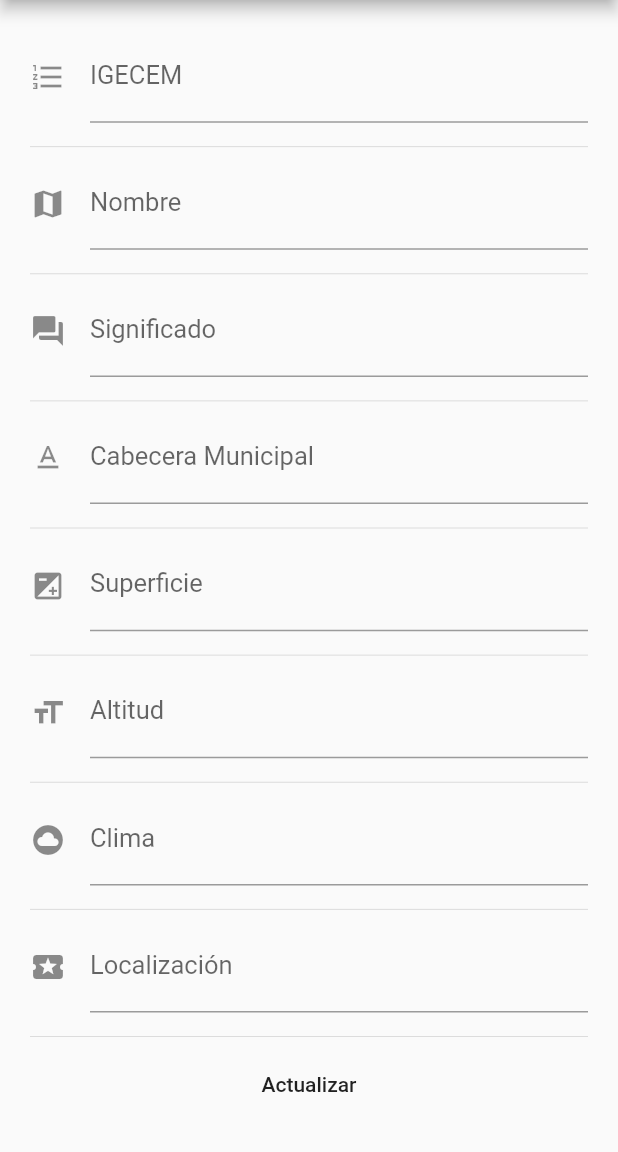
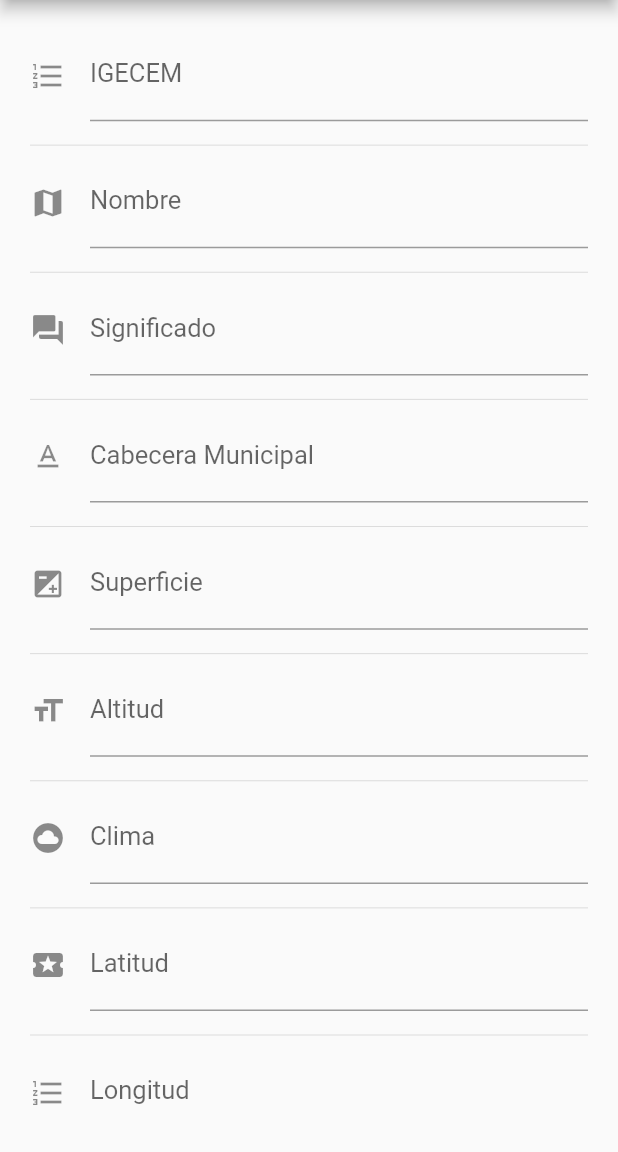
Before and after one commit to GonzalezAlbarranOrlando/desastresnaturales, a Flutter app: the MunicipioScreen screen opened directly, on a phone screen of 412 x 824 dp, the part 84-1236 px from its top. Run offline on Flutter 3.47's test engine with Material 2 defaults, Android fonts, the phone set to English and light mode, and no system bars; our stand-ins replace firebase_auth, firebase_core, firebase_database, fluttertoast; accounts and stored records are empty.

Commit message:
latitud y longitud

```diff
--- a/lib/model/municipio.dart
+++ b/lib/model/municipio.dart
@@ -9,9 +9,10 @@ class Municipio{
   String _superficie;
   String _altitud;
   String _clima;
-  String _localizacion;
+  String _lat;
+  String _lon;
 
-  Municipio(this._id_igecem, this._nombre, this._significado, this._cabeceramun, this._superficie, this._altitud, this._clima, this._localizacion);
+  Municipio(this._id_igecem, this._nombre, this._significado, this._cabeceramun, this._superficie, this._altitud, this._clima, this._lat, this._lon);
 
   Municipio.map(dynamic obj){
     this._nombre = obj['nombre'];
@@ -20,7 +21,8 @@ class Municipio{
     this._superficie = obj['superficie'];
     this._altitud = obj['altitud'];
     this._clima = obj['clima'];
-    this._localizacion = obj['localización'];
+    this._lat = obj['lat'];
+    this._lat = obj['lon'];
   }
 
   String get id_igecem => _id_igecem;
@@ -30,7 +32,8 @@ class Municipio{
   String get superficie => _superficie;
   String get altitud => _altitud;
   String get clima => _clima;
-  String get localizacion => _localizacion;
+  String get lat => _lat;
+  String get lon => _lon;
 
   Municipio.fromSnapShop(DataSnapshot snapshot){
     _id_igecem = snapshot.key;
@@ -40,6 +43,7 @@ class Municipio{
     _superficie = snapshot.value['superficie'];
     _altitud = snapshot.value['altitud'];
     _clima = snapshot.value['clima'];
-    _localizacion = snapshot.value['localizacion'];
+    _lat = snapshot.value['lat'];
+    _lon = snapshot.value['lon'];
   }
 }
--- a/lib/ui/listview_municipios.dart
+++ b/lib/ui/listview_municipios.dart
@@ -190,7 +190,7 @@ class _ListViewMunicipioState extends State<ListViewMunicipio> {
     await Navigator.push(
       context,
       MaterialPageRoute(
-          builder: (context) => MunicipioScreen(Municipio('', '', '', '', '','','',''))),
+          builder: (context) => MunicipioScreen(Municipio('', '', '', '', '','','','',''))),
     );
   }
 }
--- a/lib/ui/municipios_screen.dart
+++ b/lib/ui/municipios_screen.dart
@@ -27,7 +27,8 @@ class _MunicipioScreenState extends State<MunicipioScreen> {
   TextEditingController _superficieController;
   TextEditingController _altitudController;
   TextEditingController _climaController;
-  TextEditingController _localizacionController;
+  TextEditingController _latController;
+  TextEditingController _lonController;
   final _formKey = new GlobalKey<FormState>();
 
   @override
@@ -47,8 +48,10 @@ class _MunicipioScreenState extends State<MunicipioScreen> {
     _altitudController =
         new TextEditingController(text: widget.municipio.altitud);
     _climaController = new TextEditingController(text: widget.municipio.clima);
-    _localizacionController =
-        new TextEditingController(text: widget.municipio.localizacion);
+    _latController =
+        new TextEditingController(text: widget.municipio.lat);
+    _lonController =
+    new TextEditingController(text: widget.municipio.lon);
   }
 
   @override
@@ -160,12 +163,26 @@ class _MunicipioScreenState extends State<MunicipioScreen> {
                   //),
 
                   TextField(
-                    controller: _localizacionController,
+                    controller: _latController,
+                    keyboardType: TextInputType.number,
                     style: TextStyle(
                         fontSize: 17.0, color: Colors.deepOrangeAccent),
                     decoration: InputDecoration(
                         icon: Icon(Icons.local_activity),
-                        labelText: 'Localización'),
+                        labelText: 'Latitud'),
+                  ),
+                  Padding(
+                    padding: EdgeInsets.only(top: 8.0),
+                  ),
+                  Divider(),
+                  TextField(
+                    controller: _lonController,
+                    keyboardType: TextInputType.number,
+                    style: TextStyle(
+                        fontSize: 17.0, color: Colors.deepOrangeAccent),
+                    decoration: InputDecoration(
+                        icon: Icon(Icons.format_list_numbered),
+                        labelText: 'Longitud'),
                   ),
                   Padding(
                     padding: EdgeInsets.only(top: 8.0),
@@ -183,7 +200,8 @@ class _MunicipioScreenState extends State<MunicipioScreen> {
                             'superficie': _superficieController.text,
                             'altitud': _altitudController.text,
                             'clima': _climaController.text,
-                            'localizacion': _localizacionController.text,
+                            'lat': _latController.text,
+                            'lon': _lonController.text,
                           }).then((_) {
                             Navigator.pop(context);
                           });
@@ -195,7 +213,8 @@ class _MunicipioScreenState extends State<MunicipioScreen> {
                             'superficie': _superficieController.text,
                             'altitud': _altitudController.text,
                             'clima': _climaController.text,
-                            'localizacion': _localizacionController.text,
+                            'lat': _latController.text,
+                            'lon': _lonController.text,
                           }).then((_) {
                             Navigator.pop(context);
                           });
```
Also changed, not shown: lib/ui/municipios_information.dart (+11 -11 lines), lib/ui/principales_aspectos.dart (+24 -7 lines).
